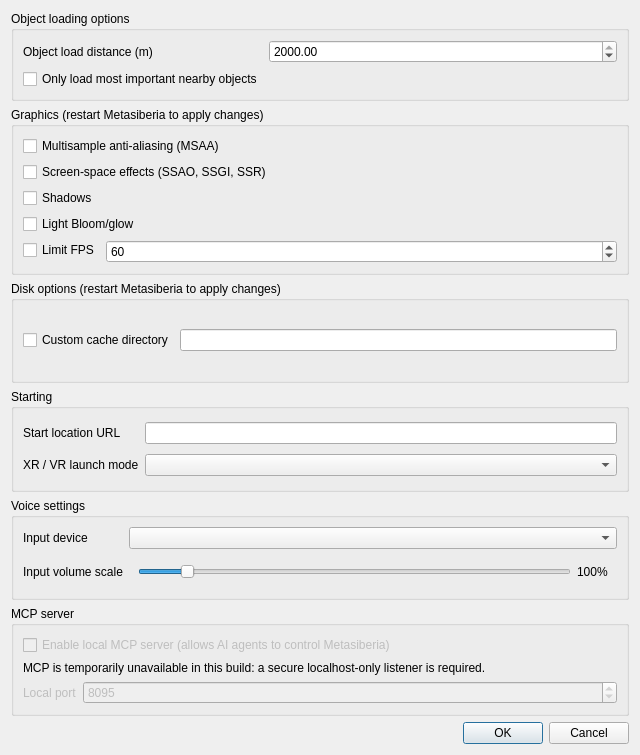
shipilovden/sub-metasiberia, file gui_client/MainOptionsDialog.ui: the form before one commit.
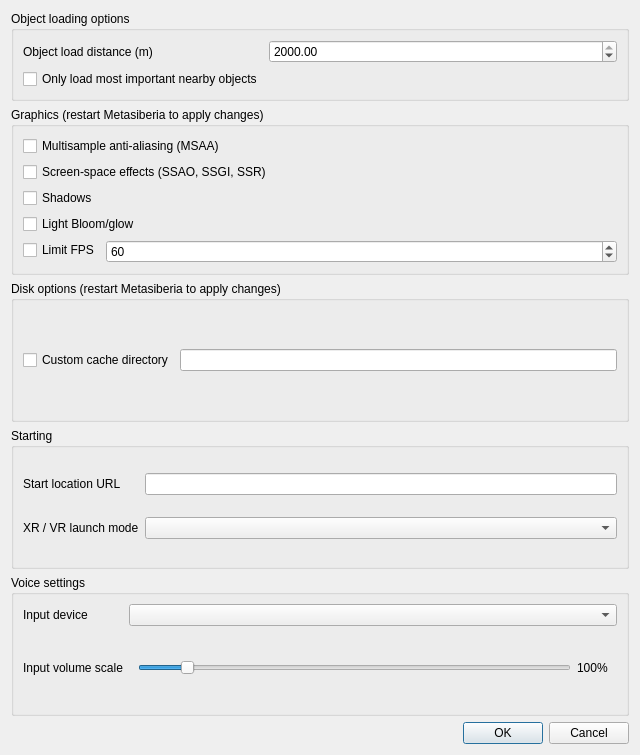
The form after the commit. Custom widgets are drawn as their Qt base class.

Commit message: feat: expand Metasiberia terrain, modeling and client tools

Diff of the .ui file:
```diff
--- a/gui_client/MainOptionsDialog.ui
+++ b/gui_client/MainOptionsDialog.ui
@@ -256,88 +256,6 @@
      </layout>
     </widget>
    </item>
-   <item>
-    <widget class="QGroupBox" name="MCPGroupBox">
-     <property name="title">
-      <string>MCP server</string>
-     </property>
-     <layout class="QVBoxLayout" name="verticalLayout_4">
-      <item>
-       <widget class="QCheckBox" name="enableMCPCheckBox">
-        <property name="enabled">
-         <bool>false</bool>
-        </property>
-        <property name="toolTip">
-         <string>The local MCP endpoint is unavailable until this build has a listener that binds exclusively to localhost.</string>
-        </property>
-        <property name="text">
-         <string>Enable local MCP server (allows AI agents to control Metasiberia)</string>
-        </property>
-       </widget>
-      </item>
-      <item>
-       <widget class="QLabel" name="MCPAvailabilityLabel">
-        <property name="toolTip">
-         <string>The listener must bind only to 127.0.0.1 or ::1; filtering requests after accepting them on a wildcard socket is not sufficient.</string>
-        </property>
-        <property name="text">
-         <string>MCP is temporarily unavailable in this build: a secure localhost-only listener is required.</string>
-        </property>
-        <property name="wordWrap">
-         <bool>true</bool>
-        </property>
-       </widget>
-      </item>
-      <item>
-       <widget class="QWidget" name="MCPSettingsContainer" native="true">
-        <property name="enabled">
-         <bool>false</bool>
-        </property>
-        <layout class="QFormLayout" name="formLayout_3">
-         <property name="leftMargin">
-          <number>0</number>
-         </property>
-         <property name="topMargin">
-          <number>0</number>
-         </property>
-         <property name="rightMargin">
-          <number>0</number>
-         </property>
-         <property name="bottomMargin">
-          <number>0</number>
-         </property>
-         <item row="0" column="0">
-          <widget class="QLabel" name="MCPPortLabel">
-           <property name="toolTip">
-            <string>Unprivileged loopback port for the local MCP endpoint</string>
-           </property>
-           <property name="text">
-            <string>Local port</string>
-           </property>
-          </widget>
-         </item>
-         <item row="0" column="1">
-          <widget class="QSpinBox" name="MCPPortSpinBox">
-           <property name="toolTip">
-            <string>Valid range: 1024 to 65535</string>
-           </property>
-           <property name="minimum">
-            <number>1024</number>
-           </property>
-           <property name="maximum">
-            <number>65535</number>
-           </property>
-           <property name="value">
-            <number>8095</number>
-           </property>
-          </widget>
-         </item>
-        </layout>
-       </widget>
-      </item>
-     </layout>
-    </widget>
-   </item>
    <item>
     <widget class="QDialogButtonBox" name="buttonBox">
      <property name="orientation">
```
The commit also changes 93 other files.
